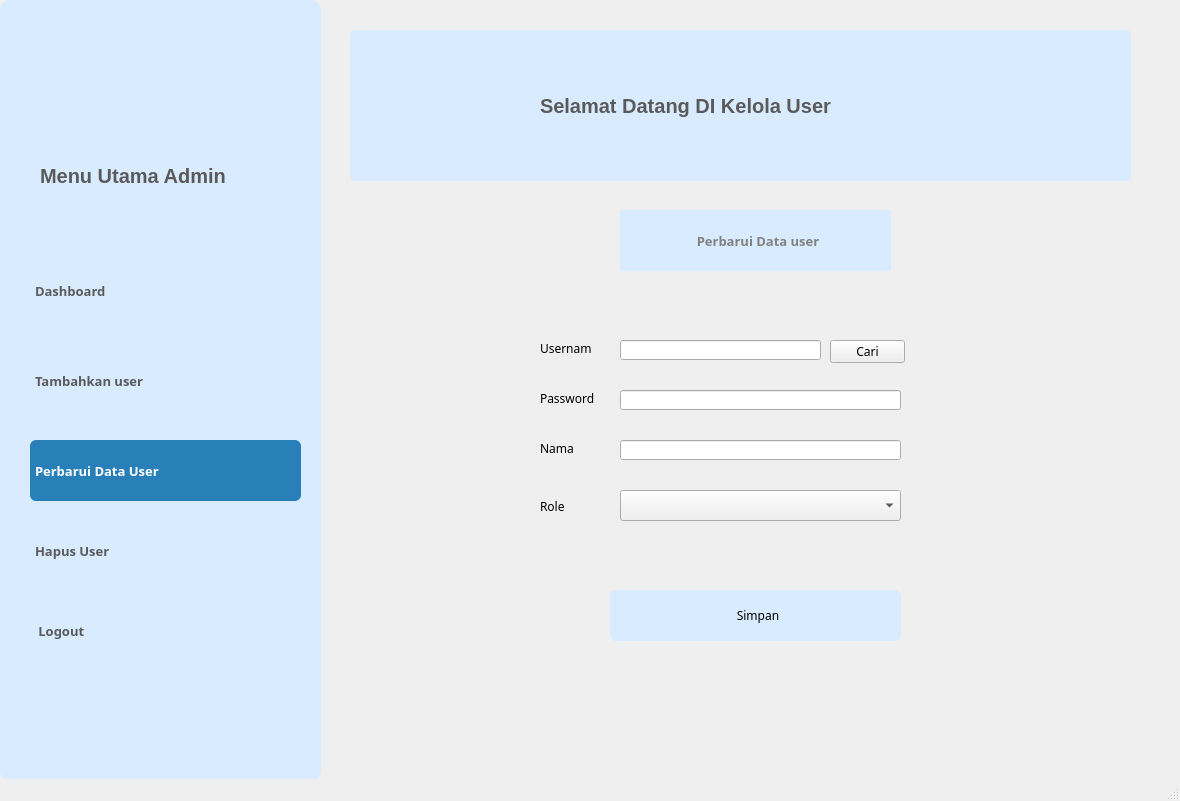
The window that update_user.ui (yssrl/penyewaan_console_python) describes before a commit, drawn with Qt 5.
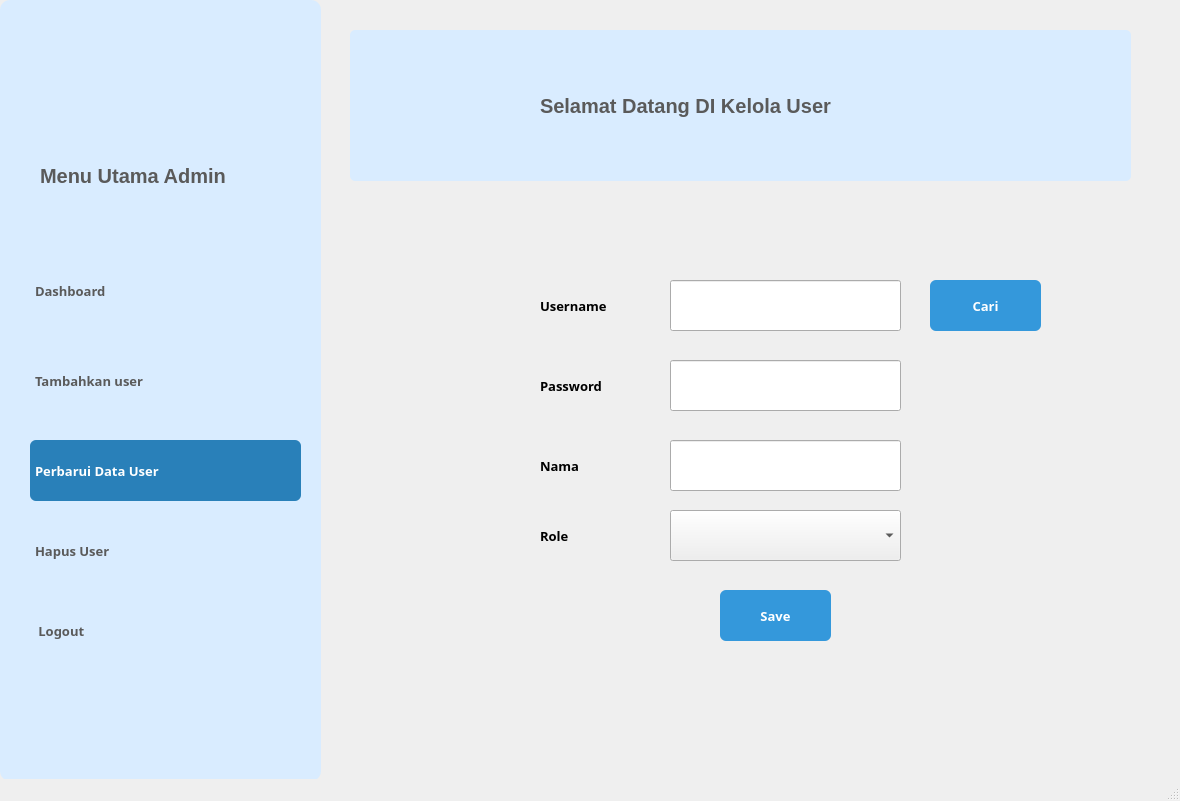
The same window after the commit. Icons and pictures are not drawn.

Commit message: update dashboard_admin, dengan mengubah file CRUD .ui nya, dan menambah file .py untuk dashboard_admin sekaligus menambahkan fitur bolak-balik menu.

```diff
--- a/update_user.ui
+++ b/update_user.ui
@@ -94,7 +94,7 @@
       <string>Menu Utama Admin</string>
      </property>
     </widget>
-    <widget class="QPushButton" name="pushButton">
+    <widget class="QPushButton" name="pushButton_updateUser">
      <property name="enabled">
       <bool>true</bool>
      </property>
@@ -145,7 +145,7 @@
       <bool>false</bool>
      </property>
     </widget>
-    <widget class="QPushButton" name="pushButton_3">
+    <widget class="QPushButton" name="pushButton_insertUser">
      <property name="geometry">
       <rect>
        <x>30</x>
@@ -189,7 +189,7 @@
        <normaloff>C:/Users/ASUS/Downloads/game_14776131.png</normaloff>C:/Users/ASUS/Downloads/game_14776131.png</iconset>
      </property>
     </widget>
-    <widget class="QPushButton" name="pushButton_4">
+    <widget class="QPushButton" name="pushButton_dashboardA">
      <property name="geometry">
       <rect>
        <x>30</x>
@@ -234,7 +234,7 @@
        <normaloff>C:/Users/ASUS/Downloads/xbox_906325.png</normaloff>C:/Users/ASUS/Downloads/xbox_906325.png</iconset>
      </property>
     </widget>
-    <widget class="QPushButton" name="pushButton_5">
+    <widget class="QPushButton" name="pushButton_deleteUser">
      <property name="geometry">
       <rect>
        <x>30</x>
@@ -278,7 +278,7 @@
        <normaloff>C:/Users/ASUS/Downloads/gaming-console.png</normaloff>C:/Users/ASUS/Downloads/gaming-console.png</iconset>
      </property>
     </widget>
-    <widget class="QPushButton" name="pushButton_6">
+    <widget class="QPushButton" name="pushButton_logout">
      <property name="geometry">
       <rect>
        <x>30</x>
@@ -371,26 +371,75 @@
      </property>
     </widget>
    </widget>
+   <widget class="QLineEdit" name="lineEdit_isiNama">
+    <property name="geometry">
+     <rect>
+      <x>670</x>
+      <y>440</y>
+      <width>231</width>
+      <height>51</height>
+     </rect>
+    </property>
+   </widget>
+   <widget class="QLineEdit" name="lineEdit_isiPassword">
+    <property name="geometry">
+     <rect>
+      <x>670</x>
+      <y>360</y>
+      <width>231</width>
+      <height>51</height>
+     </rect>
+    </property>
+   </widget>
+   <widget class="QLabel" name="label_nama">
+    <property name="geometry">
+     <rect>
+      <x>540</x>
+      <y>450</y>
+      <width>131</width>
+      <height>31</height>
+     </rect>
+    </property>
+    <property name="font">
+     <font>
+      <family>Mongolian Baiti</family>
+      <pointsize>10</pointsize>
+      <weight>75</weight>
+      <bold>true</bold>
+     </font>
+    </property>
+    <property name="text">
+     <string>Nama</string>
+    </property>
+   </widget>
    <widget class="QLabel" name="label_password">
     <property name="geometry">
      <rect>
       <x>540</x>
-      <y>390</y>
-      <width>61</width>
-      <height>16</height>
+      <y>370</y>
+      <width>131</width>
+      <height>31</height>
      </rect>
     </property>
+    <property name="font">
+     <font>
+      <family>Mongolian Baiti</family>
+      <pointsize>10</pointsize>
+      <weight>75</weight>
+      <bold>true</bold>
+     </font>
+    </property>
     <property name="text">
      <string>Password</string>
     </property>
    </widget>
-   <widget class="QComboBox" name="comboBox_pilihRole">
+   <widget class="QLineEdit" name="lineEdit_isiUsername">
     <property name="geometry">
      <rect>
-      <x>620</x>
-      <y>490</y>
-      <width>281</width>
-      <height>31</height>
+      <x>670</x>
+      <y>280</y>
+      <width>231</width>
+      <height>51</height>
      </rect>
     </property>
    </widget>
@@ -398,167 +447,141 @@
     <property name="geometry">
      <rect>
       <x>540</x>
-      <y>340</y>
-      <width>51</width>
-      <height>16</height>
+      <y>290</y>
+      <width>81</width>
+      <height>31</height>
      </rect>
     </property>
+    <property name="font">
+     <font>
+      <family>Mongolian Baiti</family>
+      <pointsize>10</pointsize>
+      <weight>75</weight>
+      <bold>true</bold>
+     </font>
+    </property>
     <property name="text">
      <string>Username</string>
     </property>
    </widget>
-   <widget class="QLineEdit" name="lineEdit_isiUsername">
-    <property name="geometry">
-     <rect>
-      <x>620</x>
-      <y>390</y>
-      <width>281</width>
-      <height>20</height>
-     </rect>
-    </property>
-   </widget>
    <widget class="QPushButton" name="pushButton_simpan">
     <property name="geometry">
      <rect>
-      <x>610</x>
+      <x>720</x>
       <y>590</y>
-      <width>291</width>
+      <width>111</width>
       <height>51</height>
      </rect>
     </property>
+    <property name="font">
+     <font>
+      <family>Mongolian Baiti</family>
+      <pointsize>10</pointsize>
+      <weight>75</weight>
+      <bold>true</bold>
+      <kerning>false</kerning>
+     </font>
+    </property>
     <property name="styleSheet">
      <string notr="true">QPushButton {
-    background-color: #d9ecff;   
-	color: black; 
+    background-color: #3498db;   
+	color: white; 
 	border-radius: 6px;            
 }
 
 QPushButton:hover {
-    background-color: #2980b9;  
-	color: white; 
+    background-color: #2980b9;   
 }
 
-QPushButton {
-    text-align: center;
-    vertical-align: middle; 
-    padding-left: 5px; 
+QPushButton:pressed {
+    background-color: #1c6690;  
 }
-
 </string>
     </property>
     <property name="text">
-     <string>Simpan</string>
+     <string>Save</string>
     </property>
+    <property name="default">
+     <bool>false</bool>
+    </property>
+    <property name="flat">
+     <bool>false</bool>
+    </property>
    </widget>
-   <widget class="QLabel" name="label_level">
+   <widget class="QComboBox" name="comboBox_pilihRole">
+    <property name="geometry">
+     <rect>
+      <x>670</x>
+      <y>510</y>
+      <width>231</width>
+      <height>51</height>
+     </rect>
+    </property>
+   </widget>
+   <widget class="QLabel" name="label_role">
     <property name="geometry">
      <rect>
       <x>540</x>
-      <y>500</y>
-      <width>47</width>
-      <height>13</height>
+      <y>520</y>
+      <width>131</width>
+      <height>31</height>
      </rect>
     </property>
+    <property name="font">
+     <font>
+      <family>Mongolian Baiti</family>
+      <pointsize>10</pointsize>
+      <weight>75</weight>
+      <bold>true</bold>
+     </font>
+    </property>
     <property name="text">
      <string>Role</string>
     </property>
    </widget>
-   <widget class="QLineEdit" name="lineEdit_Nama">
-    <property name="geometry">
-     <rect>
-      <x>620</x>
-      <y>340</y>
-      <width>201</width>
-      <height>20</height>
-     </rect>
-    </property>
-   </widget>
-   <widget class="QLineEdit" name="lineEdit_isiPassword">
-    <property name="geometry">
-     <rect>
-      <x>620</x>
-      <y>440</y>
-      <width>281</width>
-      <height>20</height>
-     </rect>
-    </property>
-   </widget>
-   <widget class="QLabel" name="label_nama">
-    <property name="geometry">
-     <rect>
-      <x>540</x>
-      <y>440</y>
-      <width>61</width>
-      <height>16</height>
-     </rect>
-    </property>
-    <property name="text">
-     <string>Nama</string>
-    </property>
-   </widget>
-   <widget class="QPushButton" name="pushButton_2">
-    <property name="enabled">
-     <bool>true</bool>
-    </property>
-    <property name="geometry">
-     <rect>
-      <x>620</x>
-      <y>210</y>
-      <width>271</width>
-      <height>61</height>
-     </rect>
-    </property>
-    <property name="font">
-     <font>
-      <family>Microsoft New Tai Lue</family>
-      <pointsize>10</pointsize>
-      <weight>75</weight>
-      <bold>true</bold>
-     </font>
-    </property>
-    <property name="contextMenuPolicy">
-     <enum>Qt::DefaultContextMenu</enum>
-    </property>
-    <property name="layoutDirection">
-     <enum>Qt::LeftToRight</enum>
-    </property>
-    <property name="styleSheet">
-     <string notr="true">QPushButton {
-    background-color: #d9ecff;
-	color: grey; 
-	border-radius: 2px;         
-}
-
-QPushButton {
-    text-align: center;
-    vertical-align: middle; 
-    padding-left: 5px; 
-}
-</string>
-    </property>
-    <property name="text">
-     <string>Perbarui Data user</string>
-    </property>
-    <property name="icon">
-     <iconset>
-      <normaloff>C:/Users/ASUS/Downloads/dashboard.png</normaloff>C:/Users/ASUS/Downloads/dashboard.png</iconset>
-    </property>
-    <property name="autoDefault">
-     <bool>false</bool>
-    </property>
-   </widget>
    <widget class="QPushButton" name="pushButton_cari">
     <property name="geometry">
      <rect>
-      <x>830</x>
-      <y>340</y>
-      <width>75</width>
-      <height>23</height>
+      <x>930</x>
+      <y>280</y>
+      <width>111</width>
+      <height>51</height>
      </rect>
     </property>
+    <property name="font">
+     <font>
+      <family>Mongolian Baiti</family>
+      <pointsize>10</pointsize>
+      <weight>75</weight>
+      <bold>true</bold>
+      <kerning>false</kerning>
+     </font>
+    </property>
+    <property name="styleSheet">
+     <string notr="true">QPushButton {
+    background-color: #3498db;   
+	color: white; 
+	border-radius: 6px;            
+}
+
+QPushButton:hover {
+    background-color: #2980b9;   
+}
+
+QPushButton:pressed {
+    background-color: #1c6690;  
+}
+</string>
+    </property>
     <property name="text">
      <string>Cari</string>
     </property>
+    <property name="default">
+     <bool>false</bool>
+    </property>
+    <property name="flat">
+     <bool>false</bool>
+    </property>
    </widget>
   </widget>
   <widget class="QMenuBar" name="menubar">
```
The commit also changes 5 other files.
